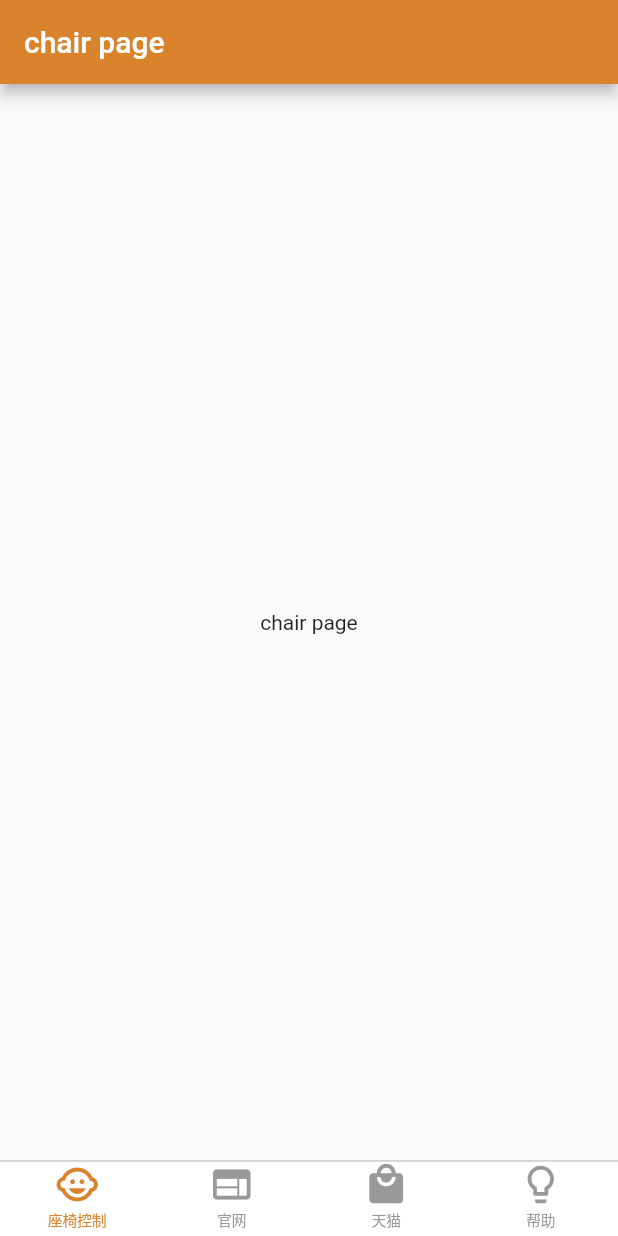
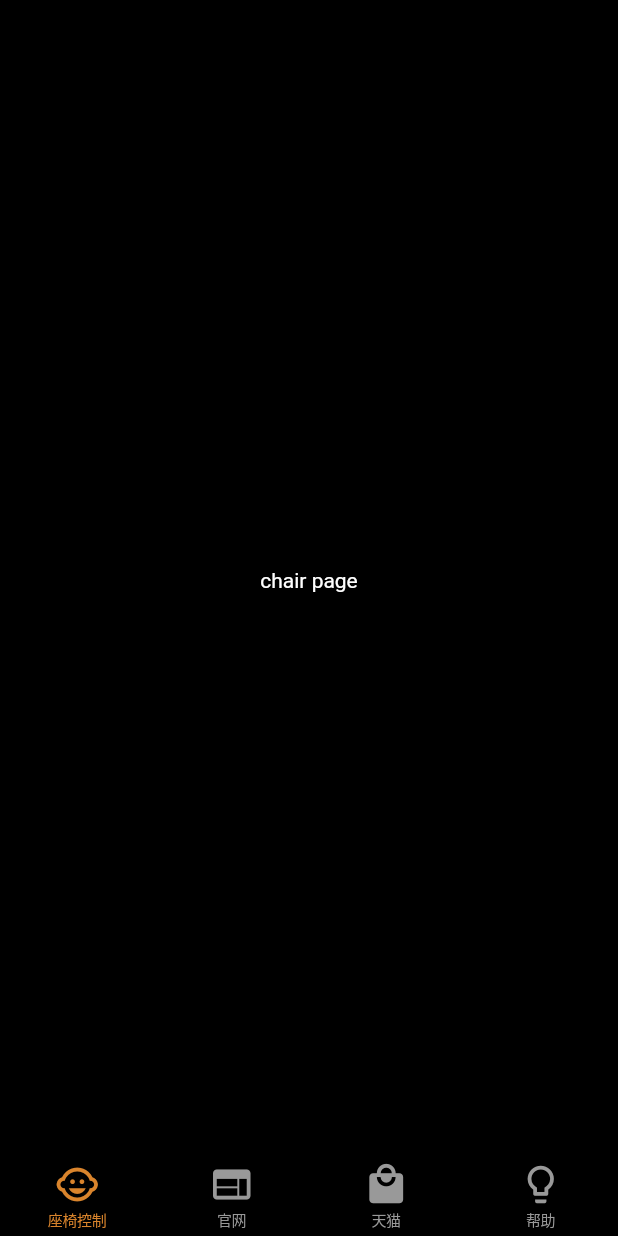
Before and after one commit to btbj/safechair_flutter, a Flutter app: the screen it shows after launch, after a tap on "登录", on a phone screen of 412 x 824 dp. Run offline on Flutter 3.47's test engine with Material 2 defaults, Android fonts, the phone set to English and light mode, and no system bars; our stand-ins replace flutter_local_notifications, rxdart; missing offline and left inert: beacons.

Commit message:
修改界面基础色，手动设置statusbar颜色

```diff
--- a/lib/main.dart
+++ b/lib/main.dart
@@ -1,5 +1,6 @@
 import 'package:flutter/material.dart';
 import 'package:scoped_model/scoped_model.dart';
+import 'package:flutter/services.dart';
 
 import './scoped_model/main.dart';
 import './views/root/root.dart';
@@ -16,8 +17,19 @@ class MyApp extends StatefulWidget {
 class MyAppState extends State<MyApp> {
   final MainModel _model = MainModel();
 
+  void setStatusBarBrightness() {
+    SystemChrome.setSystemUIOverlayStyle(
+      SystemUiOverlayStyle.dark.copyWith(
+        statusBarBrightness: Brightness.dark,
+        statusBarColor: Colors.blue, //or set color with: Color(0xFF0000FF)
+      ),
+    );
+  }
+
   @override
   Widget build(BuildContext context) {
+    setStatusBarBrightness();
+
     return ScopedModel<MainModel>(
       model: _model,
       child: MaterialApp(
--- a/lib/ui_elements/basic_plate.dart
+++ b/lib/ui_elements/basic_plate.dart
@@ -22,7 +22,7 @@ class BasicPlate extends StatelessWidget {
         body: ListView(
           children: <Widget>[
             Container(
-              height: MediaQuery.of(context).size.height - 100,
+              height: MediaQuery.of(context).size.height - 150,
               child: child,
             )
           ],
--- a/lib/views/chair_page/chair_page.dart
+++ b/lib/views/chair_page/chair_page.dart
@@ -4,11 +4,12 @@ class ChairPage extends StatelessWidget {
   @override
   Widget build(BuildContext context) {
     return Scaffold(
-      appBar: AppBar(
-        title: Text('chair page'),
-      ),
+      backgroundColor: Colors.black,
       body: Center(
-        child: Text('chair page'),
+        child: Text(
+          'chair page',
+          style: TextStyle(color: Colors.white),
+        ),
       ),
     );
   }
--- a/lib/views/help_page/help_page.dart
+++ b/lib/views/help_page/help_page.dart
@@ -5,9 +5,7 @@ class HelpPage extends StatelessWidget {
   @override
   Widget build(BuildContext context) {
     return Scaffold(
-      appBar: AppBar(
-        title: Text('help page'),
-      ),
+      backgroundColor: Colors.black,
       body: Center(
         child: Column(
           mainAxisSize: MainAxisSize.min,
--- a/lib/views/login/login.dart
+++ b/lib/views/login/login.dart
@@ -110,15 +110,11 @@ class _LoginPageState extends State<LoginPage> {
   @override
   Widget build(BuildContext context) {
     return Scaffold(
-      appBar: AppBar(
-        backgroundColor: Colors.black,
-      ),
-      // resizeToAvoidBottomPadding: false,
       backgroundColor: Colors.black,
       body: ListView(
         children: <Widget>[
           Container(
-            height: MediaQuery.of(context).size.height - 200,
+            height: MediaQuery.of(context).size.height - 100,
             child: Column(
               mainAxisSize: MainAxisSize.max,
               mainAxisAlignment: MainAxisAlignment.center,
--- a/lib/views/root/components/tab_page.dart
+++ b/lib/views/root/components/tab_page.dart
@@ -17,6 +17,7 @@ class _TabPageState extends State<TabPage> {
   @override
   Widget build(BuildContext context) {
     return Scaffold(
+      backgroundColor: Colors.black,
       body: IndexedStack(
         children: <Widget>[
           ChairPage(),
@@ -27,7 +28,7 @@ class _TabPageState extends State<TabPage> {
         index: _tabIndex,
       ),
       bottomNavigationBar: CupertinoTabBar(
-        backgroundColor: Colors.white,
+        backgroundColor: Colors.black,
         activeColor: Theme.of(context).primaryColor,
         items: <BottomNavigationBarItem>[
           BottomNavigationBarItem(icon: Icon(Icons.child_care), title: Text('座椅控制')),
--- a/lib/views/tmall_page/tmall_page.dart
+++ b/lib/views/tmall_page/tmall_page.dart
@@ -4,11 +4,12 @@ class TmallPage extends StatelessWidget {
   @override
   Widget build(BuildContext context) {
     return Scaffold(
-      appBar: AppBar(
-        title: Text('tmall page'),
-      ),
+      backgroundColor: Colors.black,
       body: Center(
-        child: Text('tmall page'),
+        child: Text(
+          'tmall page',
+          style: TextStyle(color: Colors.white),
+        ),
       ),
     );
   }
--- a/lib/views/web_page/web_page.dart
+++ b/lib/views/web_page/web_page.dart
@@ -4,11 +4,12 @@ class WebPage extends StatelessWidget {
   @override
   Widget build(BuildContext context) {
     return Scaffold(
-      appBar: AppBar(
-        title: Text('web page'),
-      ),
+      backgroundColor: Colors.black,
       body: Center(
-        child: Text('web page'),
+        child: Text(
+          'web page',
+          style: TextStyle(color: Colors.white),
+        ),
       ),
     );
   }
```
